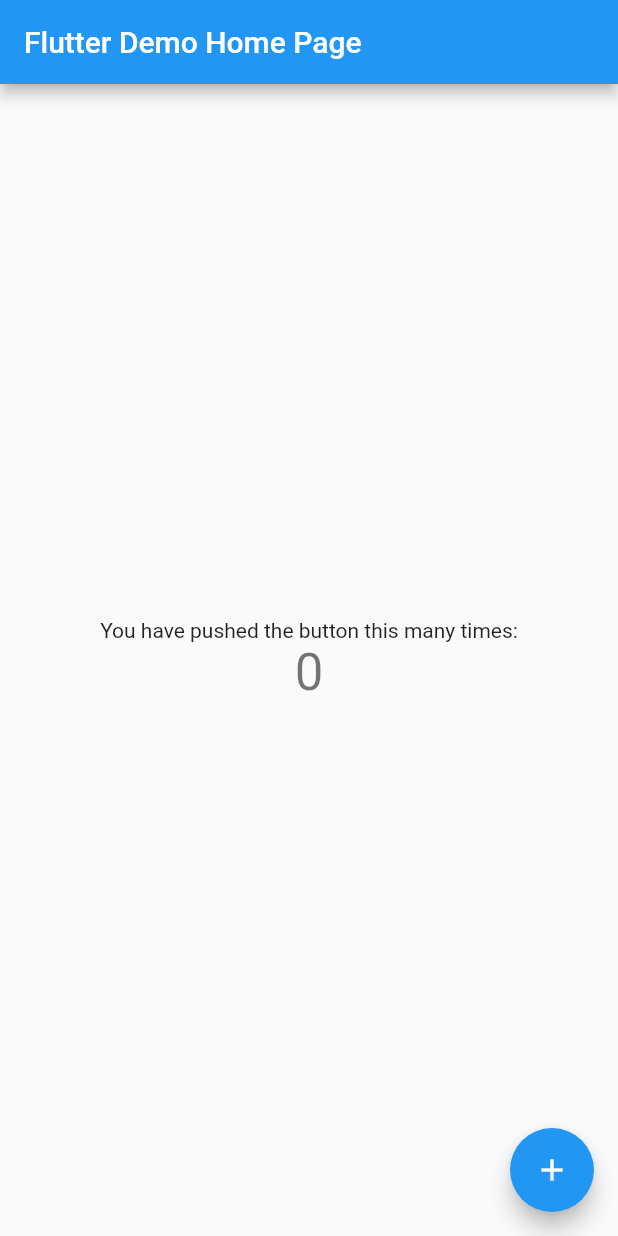
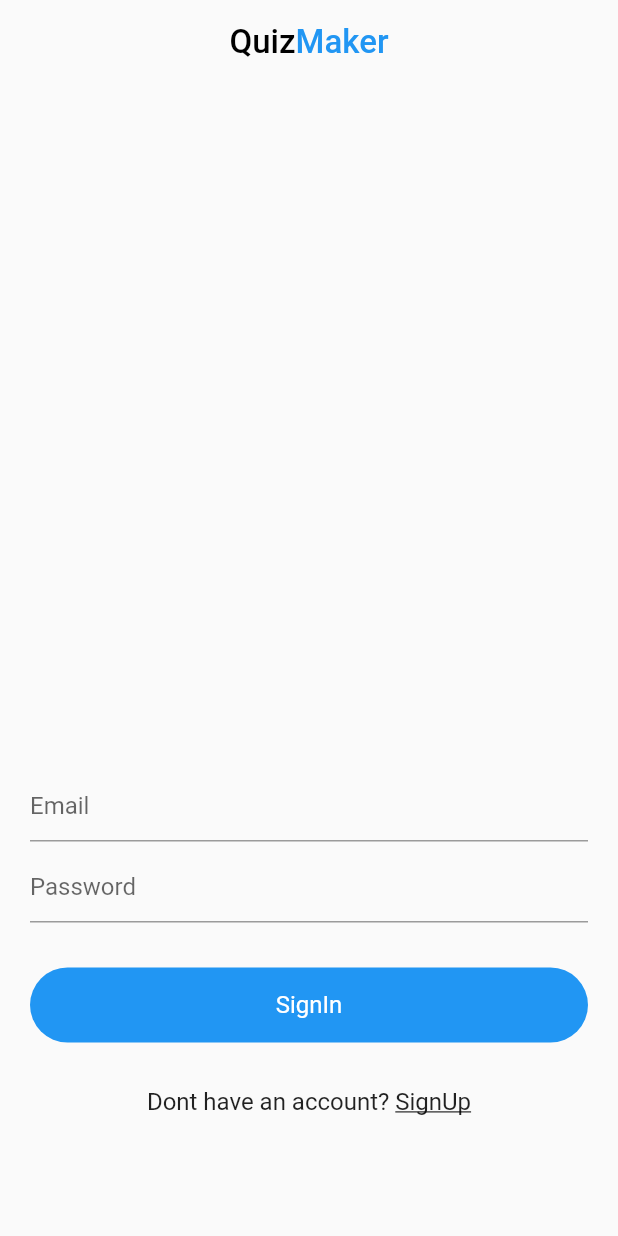
Before and after one commit to Muhammed-AbdelGhany/quiz-firebase, a Flutter app: the screen it shows after launch, on a phone screen of 412 x 824 dp. Run offline on Flutter 3.47's test engine with Material 2 defaults, Android fonts, the phone set to English and light mode, and no system bars.

Commit message:
signin page added

```diff
--- a/lib/main.dart
+++ b/lib/main.dart
@@ -1,4 +1,5 @@
 import 'package:flutter/material.dart';
+import 'package:quiz_firebase/views/sign_in.dart';
 
 void main() {
   runApp(MyApp());
@@ -10,108 +11,12 @@ class MyApp extends StatelessWidget {
   Widget build(BuildContext context) {
     return MaterialApp(
       title: 'Flutter Demo',
+      debugShowCheckedModeBanner: false,
       theme: ThemeData(
-        // This is the theme of your application.
-        //
-        // Try running your application with "flutter run". You'll see the
-        // application has a blue toolbar. Then, without quitting the app, try
-        // changing the primarySwatch below to Colors.green and then invoke
-        // "hot reload" (press "r" in the console where you ran "flutter run",
-        // or simply save your changes to "hot reload" in a Flutter IDE).
-        // Notice that the counter didn't reset back to zero; the application
-        // is not restarted.
         primarySwatch: Colors.blue,
-        // This makes the visual density adapt to the platform that you run
-        // the app on. For desktop platforms, the controls will be smaller and
-        // closer together (more dense) than on mobile platforms.
         visualDensity: VisualDensity.adaptivePlatformDensity,
       ),
-      home: MyHomePage(title: 'Flutter Demo Home Page'),
+      home: SignIn(),
     );
   }
 }
-
-class MyHomePage extends StatefulWidget {
-  MyHomePage({Key key, this.title}) : super(key: key);
-
-  // This widget is the home page of your application. It is stateful, meaning
-  // that it has a State object (defined below) that contains fields that affect
-  // how it looks.
-
-  // This class is the configuration for the state. It holds the values (in this
-  // case the title) provided by the parent (in this case the App widget) and
-  // used by the build method of the State. Fields in a Widget subclass are
-  // always marked "final".
-
-  final String title;
-
-  @override
-  _MyHomePageState createState() => _MyHomePageState();
-}
-
-class _MyHomePageState extends State<MyHomePage> {
-  int _counter = 0;
-
-  void _incrementCounter() {
-    setState(() {
-      // This call to setState tells the Flutter framework that something has
-      // changed in this State, which causes it to rerun the build method below
-      // so that the display can reflect the updated values. If we changed
-      // _counter without calling setState(), then the build method would not be
-      // called again, and so nothing would appear to happen.
-      _counter++;
-    });
-  }
-
-  @override
-  Widget build(BuildContext context) {
-    // This method is rerun every time setState is called, for instance as done
-    // by the _incrementCounter method above.
-    //
-    // The Flutter framework has been optimized to make rerunning build methods
-    // fast, so that you can just rebuild anything that needs updating rather
-    // than having to individually change instances of widgets.
-    return Scaffold(
-      appBar: AppBar(
-        // Here we take the value from the MyHomePage object that was created by
-        // the App.build method, and use it to set our appbar title.
-        title: Text(widget.title),
-      ),
-      body: Center(
-        // Center is a layout widget. It takes a single child and positions it
-        // in the middle of the parent.
-        child: Column(
-          // Column is also a layout widget. It takes a list of children and
-          // arranges them vertically. By default, it sizes itself to fit its
-          // children horizontally, and tries to be as tall as its parent.
-          //
-          // Invoke "debug painting" (press "p" in the console, choose the
-          // "Toggle Debug Paint" action from the Flutter Inspector in Android
-          // Studio, or the "Toggle Debug Paint" command in Visual Studio Code)
-          // to see the wireframe for each widget.
-          //
-          // Column has various properties to control how it sizes itself and
-          // how it positions its children. Here we use mainAxisAlignment to
-          // center the children vertically; the main axis here is the vertical
-          // axis because Columns are vertical (the cross axis would be
-          // horizontal).
-          mainAxisAlignment: MainAxisAlignment.center,
-          children: <Widget>[
-            Text(
-              'You have pushed the button this many times:',
-            ),
-            Text(
-              '$_counter',
-              style: Theme.of(context).textTheme.headline4,
-            ),
-          ],
-        ),
-      ),
-      floatingActionButton: FloatingActionButton(
-        onPressed: _incrementCounter,
-        tooltip: 'Increment',
-        child: Icon(Icons.add),
-      ), // This trailing comma makes auto-formatting nicer for build methods.
-    );
-  }
-}
--- /dev/null
+++ b/lib/views/sign_in.dart
@@ -0,0 +1,85 @@
+import 'package:flutter/material.dart';
+import 'package:quiz_firebase/widgets/widgets.dart';
+
+class SignIn extends StatelessWidget {
+  final _formkey = GlobalKey<FormState>();
+  String email, password;
+  @override
+  Widget build(BuildContext context) {
+    return Scaffold(
+      appBar: AppBar(
+        centerTitle: true,
+        title: appbarText(context),
+        backgroundColor: Colors.transparent,
+        elevation: 0,
+        brightness: Brightness.light,
+      ),
+      body: Form(
+        key: _formkey,
+        child: Container(
+          margin: EdgeInsets.symmetric(horizontal: 20),
+          child: Column(
+            children: [
+              Spacer(),
+              TextFormField(
+                decoration: InputDecoration(hintText: 'Email'),
+                onChanged: (value) => email = value,
+                validator: (value) {
+                  return value.isEmpty ? 'Enter an Email' : null;
+                },
+              ),
+              SizedBox(
+                height: 6,
+              ),
+              TextFormField(
+                decoration: InputDecoration(hintText: 'Password'),
+                onChanged: (value) => password = value,
+                validator: (value) {
+                  return value.isEmpty ? 'Enter a Password' : null;
+                },
+              ),
+              SizedBox(
+                height: 30,
+              ),
+              Container(
+                height: 50,
+                width: MediaQuery.of(context).size.width - 40,
+                alignment: Alignment.center,
+                decoration: BoxDecoration(
+                  color: Colors.blue,
+                  borderRadius: BorderRadius.circular(30),
+                ),
+                child: Text(
+                  'SignIn',
+                  style: TextStyle(color: Colors.white, fontSize: 16),
+                ),
+              ),
+              SizedBox(
+                height: 30,
+              ),
+              Row(
+                mainAxisAlignment: MainAxisAlignment.center,
+                children: [
+                  Text(
+                    'Dont have an account? ',
+                    style: TextStyle(fontSize: 16),
+                  ),
+                  Text(
+                    'SignUp',
+                    style: TextStyle(
+                      decoration: TextDecoration.underline,
+                      fontSize: 16,
+                    ),
+                  ),
+                ],
+              ),
+              SizedBox(
+                height: 80,
+              )
+            ],
+          ),
+        ),
+      ),
+    );
+  }
+}
--- /dev/null
+++ b/lib/widgets/widgets.dart
@@ -0,0 +1,18 @@
+import 'package:flutter/material.dart';
+
+Widget appbarText(BuildContext context) {
+  return RichText(
+    textAlign: TextAlign.center,
+    text: TextSpan(
+      style: TextStyle(fontSize: 22),
+      children: <TextSpan>[
+        TextSpan(
+            text: 'Quiz',
+            style: TextStyle(fontWeight: FontWeight.w500, color: Colors.black)),
+        TextSpan(
+            text: 'Maker',
+            style: TextStyle(fontWeight: FontWeight.w500, color: Colors.blue)),
+      ],
+    ),
+  );
+}
```
Also changed, not shown: lib/views/auth.dart (added), lib/views/home.dart (added), lib/views/sign_up.dart (added), 1 other file.
